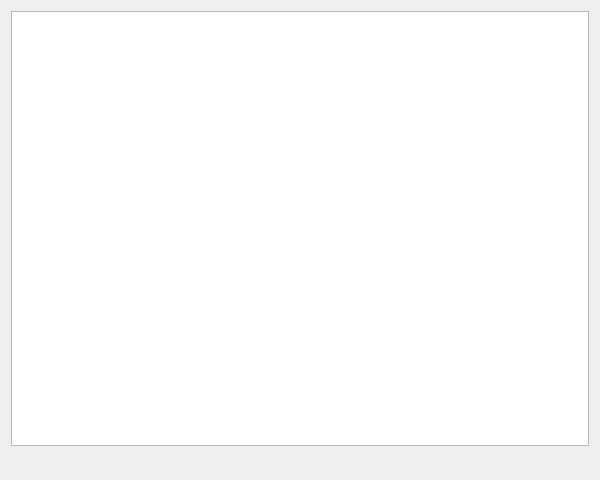
Above: src/gui-qt/entity/entity-function-tables/editorwidget.ui from undisbeliever/untech-editor before the change. Below: the same form after it.
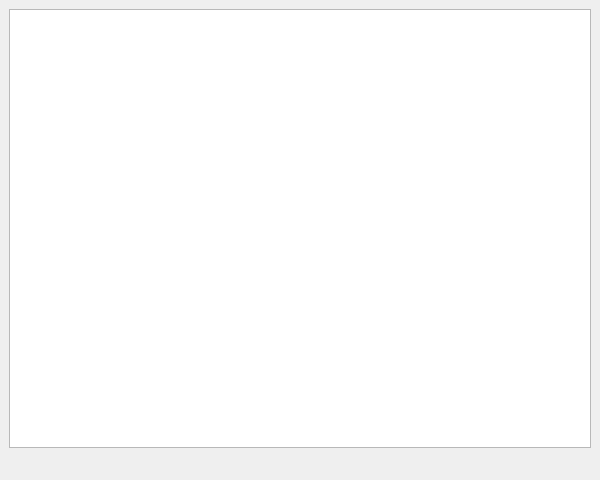
That is the form after the change. Custom widgets are drawn as their Qt base class.

Commit message:
Move the editor Dock Widgets into the editor widget
I have become annoyed with Qt occasionally resizing or reordering the
Dock Widgets whenever the editor widget changes.

This commit moves the dock widgets from the _projectWindow into the
AbstractEditorWidget subclasses.

I have decided that the window state of the `QMainWindow`s and editor
widgets shall be stored in a single QSettings key.  This will prevent
dangling settings whenever an editor's `windowStateName` is changed.

Diff of the .ui file:
```diff
--- a/src/gui-qt/entity/entity-function-tables/editorwidget.ui
+++ b/src/gui-qt/entity/entity-function-tables/editorwidget.ui
@@ -1,7 +1,7 @@
 <?xml version="1.0" encoding="UTF-8"?>
 <ui version="4.0">
  <class>UnTech::GuiQt::Entity::EntityFunctionTables::EditorWidget</class>
- <widget class="QWidget" name="UnTech::GuiQt::Entity::EntityFunctionTables::EditorWidget">
+ <widget class="QMainWindow" name="UnTech::GuiQt::Entity::EntityFunctionTables::EditorWidget">
   <property name="geometry">
    <rect>
     <x>0</x>
@@ -13,6 +13,7 @@
   <property name="windowTitle">
    <string>Entity ROM Structs Editor</string>
   </property>
+  <widget class="QWidget" name="centralWidget">
   <layout class="QVBoxLayout" name="verticalLayout">
    <item>
     <widget class="GuiQt::Accessor::ListAccessorTableView" name="tableView"/>
@@ -34,6 +35,7 @@
     </widget>
    </item>
   </layout>
+  </widget>
  </widget>
  <customwidgets>
   <customwidget>
```
Lines whose indentation alone changed are shown as unchanged. The commit also changes 31 other files.
